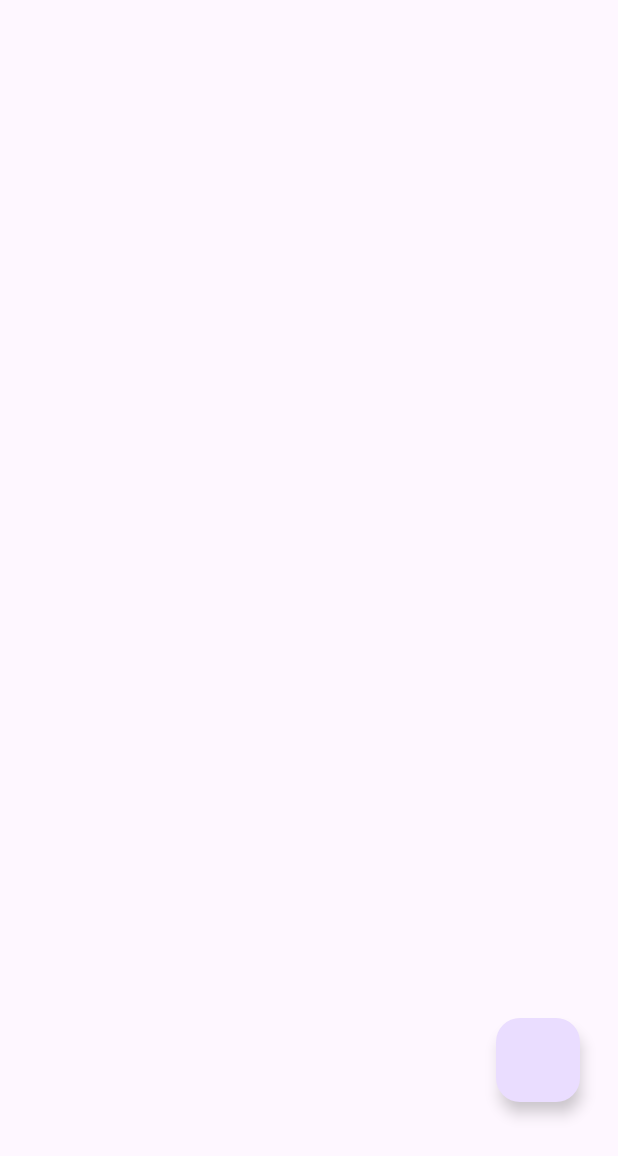
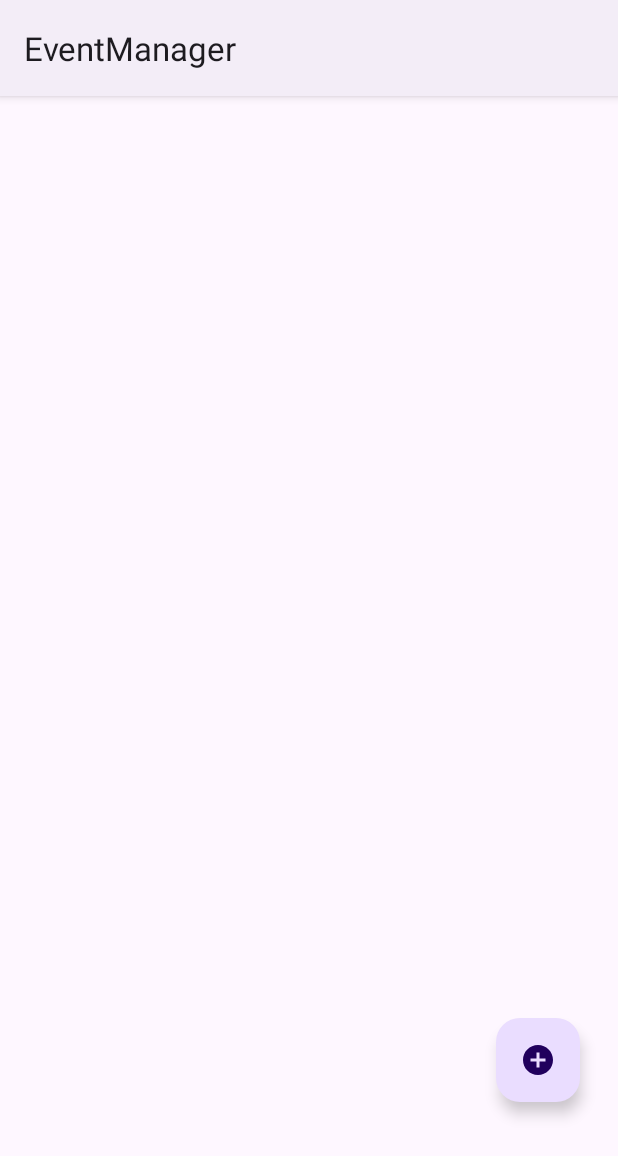
Before and after one commit to ornellamusso/FRANKENSTEIN, an Android app: the GuestListActivity screen opened directly, with no data from a screen before it, on a phone screen of 412 x 824 dp. Shown: the top 1156 px of the screen. Run offline under Robolectric (Android 15) with nearby library versions, the phone set to English and light mode, and no system bars.

```diff
--- a/app/build.gradle.kts
+++ b/app/build.gradle.kts
@@ -43,6 +43,7 @@ dependencies {
     implementation("androidx.appcompat:appcompat:1.7.0")
     implementation("com.google.android.material:material:1.12.0")
     implementation("androidx.constraintlayout:constraintlayout:2.2.0")
+    implementation("androidx.recyclerview:recyclerview:1.3.2")
     testImplementation("junit:junit:4.13.2")
     androidTestImplementation("androidx.test.ext:junit:1.2.1")
     androidTestImplementation("androidx.test.espresso:espresso-core:3.6.1")
--- a/app/src/main/java/com/example/eventmanager/activities/GuestListActivity.kt
+++ b/app/src/main/java/com/example/eventmanager/activities/GuestListActivity.kt
@@ -1,12 +1,30 @@
 package com.example.eventmanager.activities
 
+import android.content.Intent
 import androidx.appcompat.app.AppCompatActivity
 import android.os.Bundle
+import androidx.activity.enableEdgeToEdge
 import com.example.eventmanager.R
+import com.example.eventmanager.databinding.ActivityGuestAddBinding
+import com.example.eventmanager.databinding.ActivityGuestListBinding
+import com.example.eventmanager.databinding.ActivityMainBinding
 
 class GuestListActivity : AppCompatActivity() {
+    private lateinit var binding: ActivityGuestListBinding
     override fun onCreate(savedInstanceState: Bundle?) {
         super.onCreate(savedInstanceState)
-        setContentView(R.layout.activity_guest_list)
+        enableEdgeToEdge()
+
+        binding = ActivityGuestListBinding.inflate(layoutInflater)
+        setContentView(binding.root)
+
+        binding.btAdd.setOnClickListener {
+            navigateToAdd()
+        }
+
+    }
+    private fun navigateToAdd() {
+        val intent = Intent(this, GuestAddActivity::class.java)
+        startActivity(intent)
     }
 }
--- a/app/src/main/res/layout/activity_guest_list.xml
+++ b/app/src/main/res/layout/activity_guest_list.xml
@@ -15,9 +15,11 @@
         app:layout_constraintTop_toTopOf="parent" />
 
     <com.google.android.material.floatingactionbutton.FloatingActionButton
+        android:id="@+id/btAdd"
         android:layout_width="56dp"
         android:layout_height="wrap_content"
         android:visibility="visible"
+        android:src="@drawable/ic_add"
         app:layout_constraintBottom_toBottomOf="parent"
         app:layout_constraintEnd_toEndOf="parent"
         app:layout_constraintHorizontal_bias="0.929"
--- a/app/src/main/res/values-night/themes.xml
+++ b/app/src/main/res/values-night/themes.xml
@@ -1,6 +1,6 @@
 <resources xmlns:tools="http://schemas.android.com/tools">
     <!-- Base application theme. -->
-    <style name="Base.Theme.EventManager" parent="Theme.Material3.DayNight.NoActionBar">
+    <style name="Base.Theme.EventManager" parent="Theme.Material3.DayNight">
         <!-- Customize your dark theme here. -->
         <!-- <item name="colorPrimary">@color/my_dark_primary</item> -->
     </style>
--- a/app/src/main/res/values/themes.xml
+++ b/app/src/main/res/values/themes.xml
@@ -1,6 +1,6 @@
 <resources xmlns:tools="http://schemas.android.com/tools">
     <!-- Base application theme. -->
-    <style name="Base.Theme.EventManager" parent="Theme.Material3.DayNight.NoActionBar">
+    <style name="Base.Theme.EventManager" parent="Theme.Material3.DayNight">
         <!-- Customize your light theme here. -->
         <!-- <item name="colorPrimary">@color/my_light_primary</item> -->
     </style>
```
